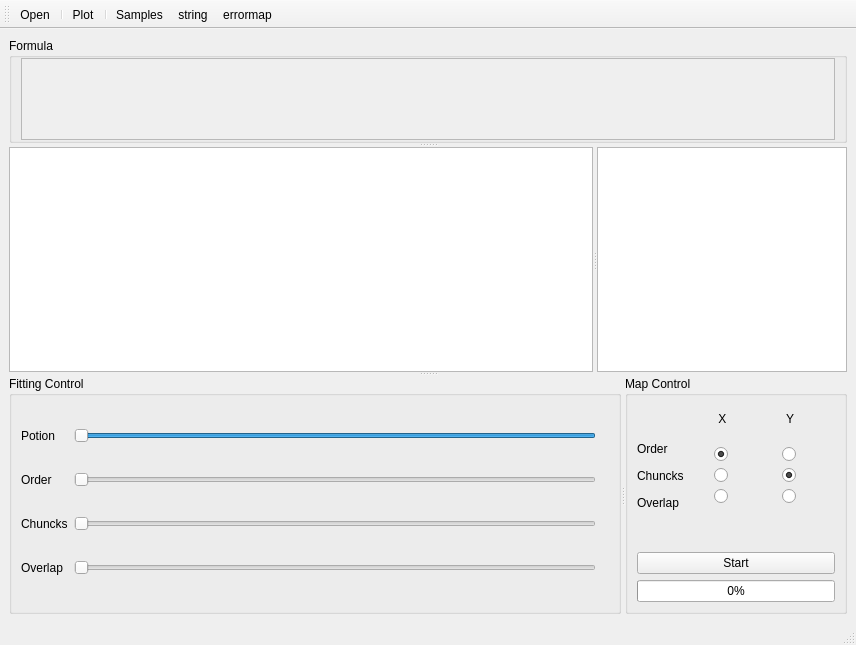
Above: gui.ui from osama51/curve_fitting-interpolation before the change. Below: the same form after it.
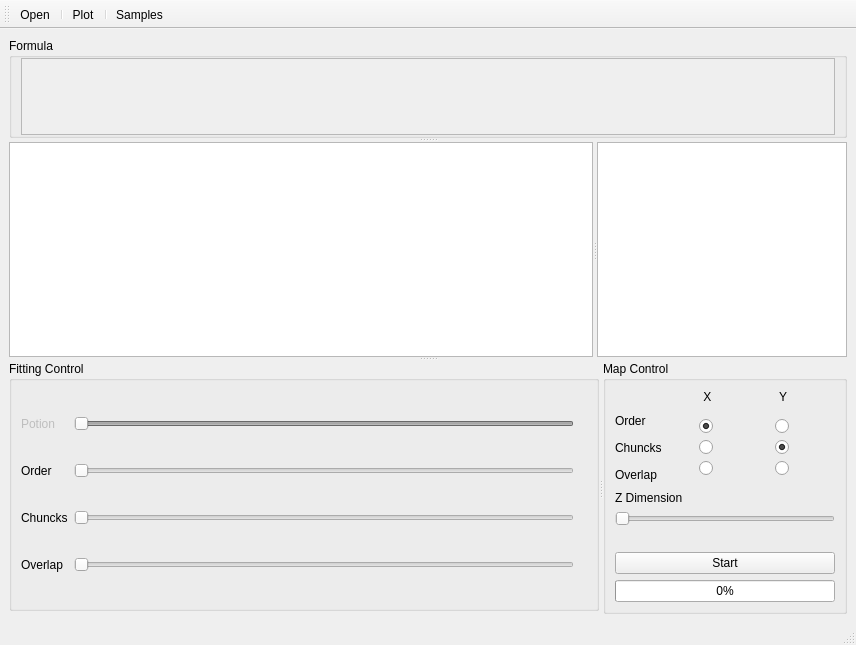
That is the form after the change. Icons and pictures are not drawn. Custom widgets are drawn as their Qt base class.

What changed in the file:
```diff
--- a/gui.ui
+++ b/gui.ui
@@ -60,7 +60,7 @@
                 <x>0</x>
                 <y>0</y>
                 <width>816</width>
-                <height>76</height>
+                <height>69</height>
                </rect>
               </property>
               <layout class="QGridLayout" name="gridLayout_6">
@@ -238,6 +238,9 @@
             </item>
             <item row="0" column="1">
              <widget class="QSlider" name="portion_horizontalSlider">
+              <property name="enabled">
+               <bool>false</bool>
+              </property>
               <property name="minimum">
                <number>50</number>
               </property>
@@ -266,6 +269,9 @@
             </item>
             <item row="0" column="0">
              <widget class="QLabel" name="label_13">
+              <property name="enabled">
+               <bool>false</bool>
+              </property>
               <property name="text">
                <string>Potion</string>
               </property>
@@ -297,13 +303,16 @@
             <string>Map Control </string>
            </property>
            <layout class="QGridLayout" name="gridLayout_4">
-            <item row="0" column="1">
-             <widget class="QLabel" name="label_6">
-              <property name="text">
-               <string>    X</string>
+            <item row="7" column="0" colspan="3">
+             <widget class="QProgressBar" name="Error_map_progressBar">
+              <property name="sizePolicy">
+               <sizepolicy hsizetype="Expanding" vsizetype="Fixed">
+                <horstretch>0</horstretch>
+                <verstretch>0</verstretch>
+               </sizepolicy>
               </property>
-              <property name="alignment">
-               <set>Qt::AlignLeading|Qt::AlignLeft|Qt::AlignVCenter</set>
+              <property name="value">
+               <number>0</number>
               </property>
              </widget>
             </item>
@@ -332,7 +341,7 @@
               </item>
              </layout>
             </item>
-            <item row="3" column="0" colspan="3">
+            <item row="6" column="0" colspan="3">
              <widget class="QPushButton" name="starterrorButton">
               <property name="sizePolicy">
                <sizepolicy hsizetype="Expanding" vsizetype="Fixed">
@@ -345,19 +354,6 @@
               </property>
              </widget>
             </item>
-            <item row="4" column="0" colspan="3">
-             <widget class="QProgressBar" name="Error_map_progressBar">
-              <property name="sizePolicy">
-               <sizepolicy hsizetype="Expanding" vsizetype="Fixed">
-                <horstretch>0</horstretch>
-                <verstretch>0</verstretch>
-               </sizepolicy>
-              </property>
-              <property name="value">
-               <number>0</number>
-              </property>
-             </widget>
-            </item>
             <item row="0" column="2">
              <widget class="QLabel" name="label_5">
               <property name="text">
@@ -365,6 +361,26 @@
               </property>
              </widget>
             </item>
+            <item row="0" column="1">
+             <widget class="QLabel" name="label_6">
+              <property name="text">
+               <string>    X</string>
+              </property>
+              <property name="alignment">
+               <set>Qt::AlignLeading|Qt::AlignLeft|Qt::AlignVCenter</set>
+              </property>
+             </widget>
+            </item>
+            <item row="5" column="0" colspan="3">
+             <widget class="QLabel" name="label_alert">
+              <property name="text">
+               <string/>
+              </property>
+              <property name="alignment">
+               <set>Qt::AlignCenter</set>
+              </property>
+             </widget>
+            </item>
             <item row="1" column="1">
              <widget class="QWidget" name="widget_4" native="true">
               <layout class="QVBoxLayout" name="verticalLayout_2">
@@ -428,13 +444,17 @@
               </layout>
              </widget>
             </item>
-            <item row="2" column="0" colspan="3">
-             <widget class="QLabel" name="label_alert">
-              <property name="text">
-               <string/>
+            <item row="3" column="0" colspan="3">
+             <widget class="QSlider" name="third_dimensionSlider">
+              <property name="orientation">
+               <enum>Qt::Horizontal</enum>
               </property>
-              <property name="alignment">
-               <set>Qt::AlignCenter</set>
+             </widget>
+            </item>
+            <item row="2" column="0">
+             <widget class="QLabel" name="label_10">
+              <property name="text">
+               <string>Z Dimension</string>
               </property>
              </widget>
             </item>
@@ -480,8 +500,6 @@
    <addaction name="actionPlot"/>
    <addaction name="separator"/>
    <addaction name="actionSamples"/>
-   <addaction name="actionstring"/>
-   <addaction name="actionerrormap"/>
   </widget>
   <action name="actionPlot">
    <property name="checkable">
```
